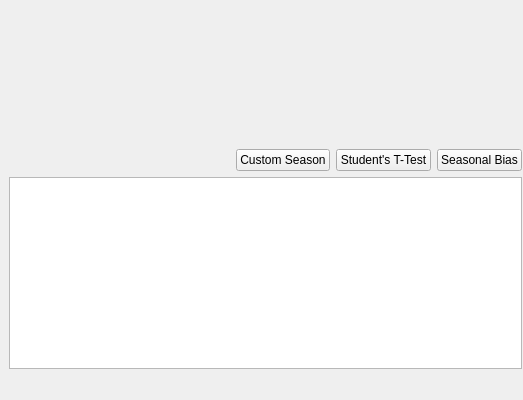
Old version of the form src/plotselect.ui in the repository RolfVieten/StalGrowth; both pictures show x 0 to 523 and y 83 to 483 of the 816 by 483 pixel window.
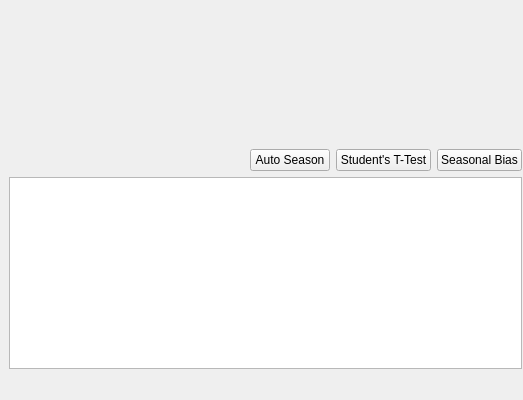
New version of the form. Custom widgets are drawn as their Qt base class.

The edit to the form file:
```diff
--- a/src/plotselect.ui
+++ b/src/plotselect.ui
@@ -51,7 +51,7 @@
         <item>
          <widget class="QPushButton" name="customSeason">
           <property name="text">
-           <string>Custom Season</string>
+           <string>Auto Season</string>
           </property>
          </widget>
         </item>
```
Left out of the diff: 2 changed lines with no effect on the pictures.
